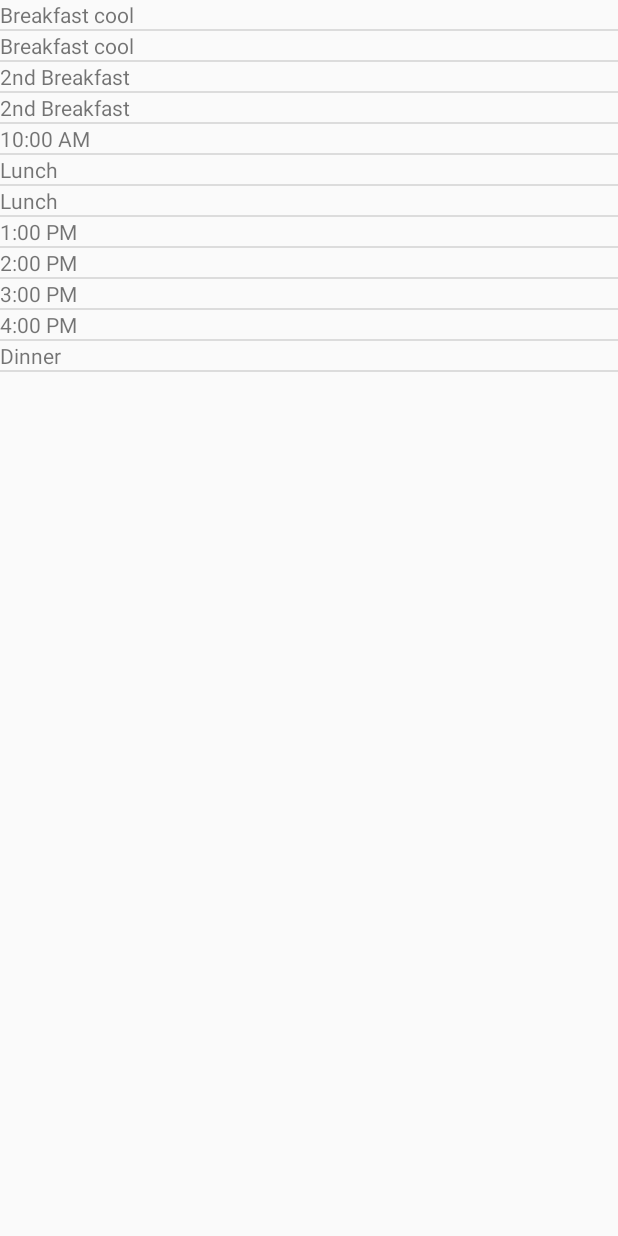
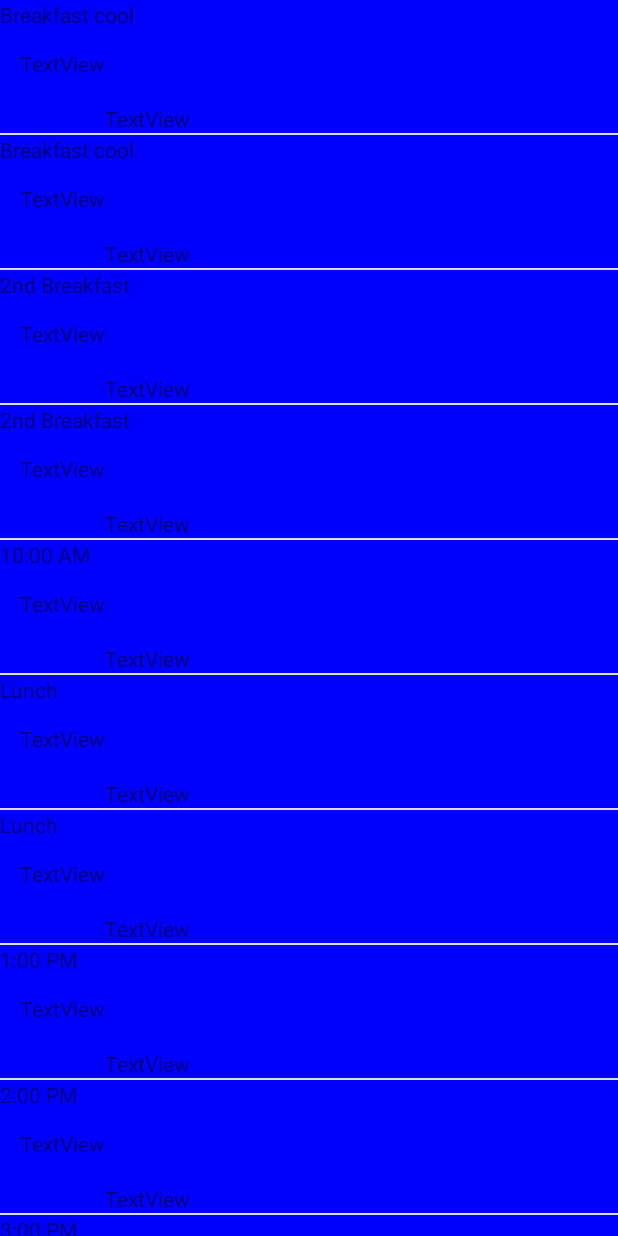
Before and after one commit to CS262-f-TeamFly/CalvinDiningMaterials, an Android app: the screen it shows after launch (MainActivity), on a phone screen of 412 x 824 dp. Run offline under Robolectric (Android 15) with nearby library versions, the phone set to English and light mode, and no system bars.

Commit message:
Time Label color changing in progress Merge branch 'master' of https://github.com/CS262-f-TeamFly/Client
# Conflicts:
#	CalvinDiningHall/app/src/main/java/calvin/a262teamf/calvindininghall/MainActivity.java

```diff
--- a/CalvinDiningHall/app/src/main/java/calvin/a262teamf/calvindininghall/EventListAdapter.java
+++ b/CalvinDiningHall/app/src/main/java/calvin/a262teamf/calvindininghall/EventListAdapter.java
@@ -135,9 +135,9 @@
         TimeLabel tl = (TimeLabel)layoutInflater.inflate(R.layout.time_label, parent, false);
         DisplayItem displayItem = this.displayItems.get(position);
         if (displayItem.event != null) {
-            tl.setName(displayItem.event.name);
+            tl.set(false, displayItem.event.name);
         } else {
-            tl.setName(displayItem.time);
+            tl.set(false, displayItem.time);
         }
         return tl;
     }
--- a/CalvinDiningHall/app/src/main/java/calvin/a262teamf/calvindininghall/MainActivity.java
+++ b/CalvinDiningHall/app/src/main/java/calvin/a262teamf/calvindininghall/MainActivity.java
@@ -22,6 +22,7 @@
                 new EventListAdapter.Event("2nd Breakfast", new GregorianCalendar(2016, 10, 1, 8, 0), new GregorianCalendar(2016, 10, 1, 9, 0)),
                 new EventListAdapter.Event("Lunch", new GregorianCalendar(2016, 10, 1, 11, 0), new GregorianCalendar(2016, 10, 1, 12, 0)),
                 new EventListAdapter.Event("Dinner", new GregorianCalendar(2016, 10, 1, 17, 0), new GregorianCalendar(2016, 10, 1, 18, 0)),
+                new EventListAdapter.Event("BQV", new GregorianCalendar(2016, 10, 1, 20, 0), new GregorianCalendar(2016, 10, 1, 21, 0)),
         });
         // TODO add swipe from right menu
     }
--- a/CalvinDiningHall/app/src/main/java/calvin/a262teamf/calvindininghall/TimeLabel.java
+++ b/CalvinDiningHall/app/src/main/java/calvin/a262teamf/calvindininghall/TimeLabel.java
@@ -1,7 +1,9 @@
 package calvin.a262teamf.calvindininghall;
 
 import android.content.Context;
+import android.content.res.Resources;
 import android.util.AttributeSet;
+import android.util.TypedValue;
 import android.view.LayoutInflater;
 import android.view.View;
 import android.view.ViewGroup;
@@ -32,13 +34,28 @@
         super(context, attrs, defStyleAttr, defStyleRes);
     }
 
+    // http://stackoverflow.com/a/17277714/2948122
+    private void setIsCurrent(Boolean isCurrent) {
+        // Get theme
+        TypedValue typedValue = new TypedValue();
+        Resources.Theme theme = getContext().getTheme();
+        theme.resolveAttribute(R.attr.colorAccent, typedValue, true);
+        int color = typedValue.data;
+        if (isCurrent) { // Highlight block
+            setBackgroundColor(0xff00ff00);
+        } else { // Dehighlight block
+            setBackgroundColor(0xff0000ff);
+        }
+    }
+
     @Override
     protected void onFinishInflate() {
         super.onFinishInflate();
         this.name = (TextView)findViewById(R.id.name);
     }
 
-    public void setName(String name) {
+    public void set(Boolean isCurrent, String name) {
+        setIsCurrent(isCurrent);
         this.name.setText(name);
     }
 }
--- a/CalvinDiningHall/app/src/main/res/layout/time_label.xml
+++ b/CalvinDiningHall/app/src/main/res/layout/time_label.xml
@@ -8,4 +8,23 @@
         android:layout_width="match_parent"
         android:layout_height="wrap_content"
         android:id="@+id/name" />
+
+    <TextView
+        android:text="TextView"
+        android:layout_width="wrap_content"
+        android:layout_height="wrap_content"
+        android:layout_below="@+id/name"
+        android:layout_alignParentStart="true"
+        android:layout_marginStart="13dp"
+        android:layout_marginTop="13dp"
+        android:id="@+id/textView2" />
+
+    <TextView
+        android:text="TextView"
+        android:layout_width="wrap_content"
+        android:layout_height="wrap_content"
+        android:layout_below="@+id/textView2"
+        android:layout_toEndOf="@+id/textView2"
+        android:layout_marginTop="17dp"
+        android:id="@+id/textView3" />
 </calvin.a262teamf.calvindininghall.TimeLabel>
--- a/CalvinDiningHall/app/src/main/res/values/colors.xml
+++ b/CalvinDiningHall/app/src/main/res/values/colors.xml
@@ -2,4 +2,5 @@
 <resources>
     <color name="colorPrimary">#660000</color>
     <color name="colorPrimaryDark">#660000</color>
+    <color name="currentTimeLabel">#123412</color>
 </resources>
```
